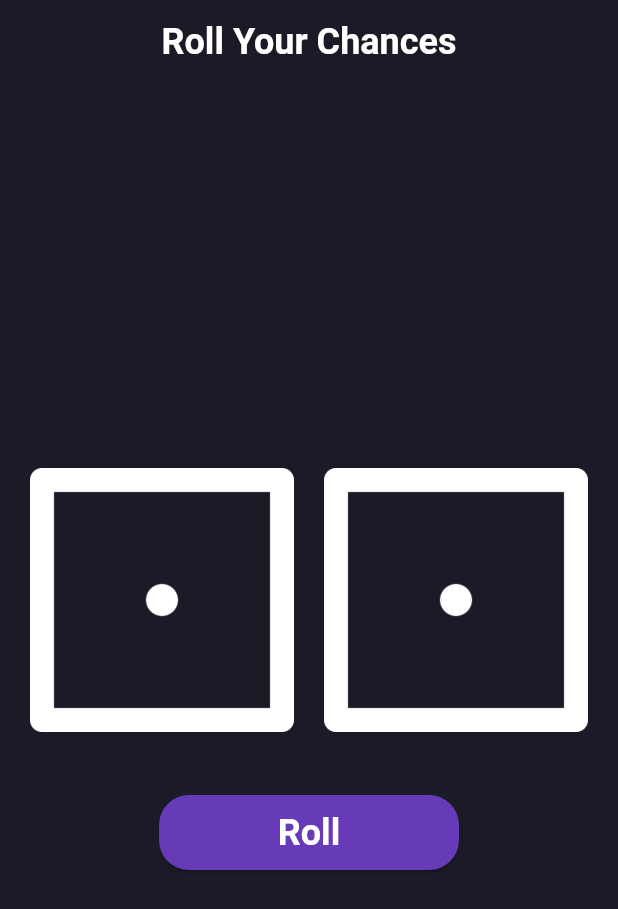
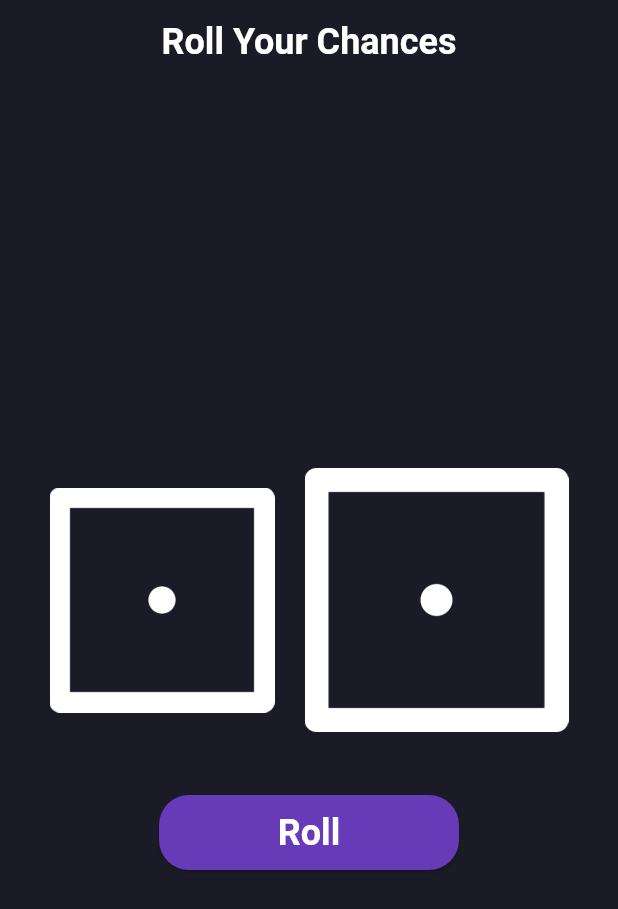
Before and after one commit to Kavin-Kl/dicee-app, a Flutter app: the screen it shows after launch, on a phone screen of 412 x 824 dp. Shown: the top 909 px of the screen. Run offline on Flutter 3.47's test engine with Material 3 defaults, Android fonts, the light colour scheme and no system bars.

Commit message:
FIN FIN FIN

```diff
--- a/dicee_app/lib/DiceScreen.dart
+++ b/dicee_app/lib/DiceScreen.dart
@@ -49,7 +49,7 @@ class _DiceScreenState extends State<DiceScreen> {
                     onTap: rollDice,
                     child: Image.asset(
                       'images/dice$ld.png',
-                      width: 200,
+                      width: 150,
                       height: 200,
                     ),
                   ),
```
